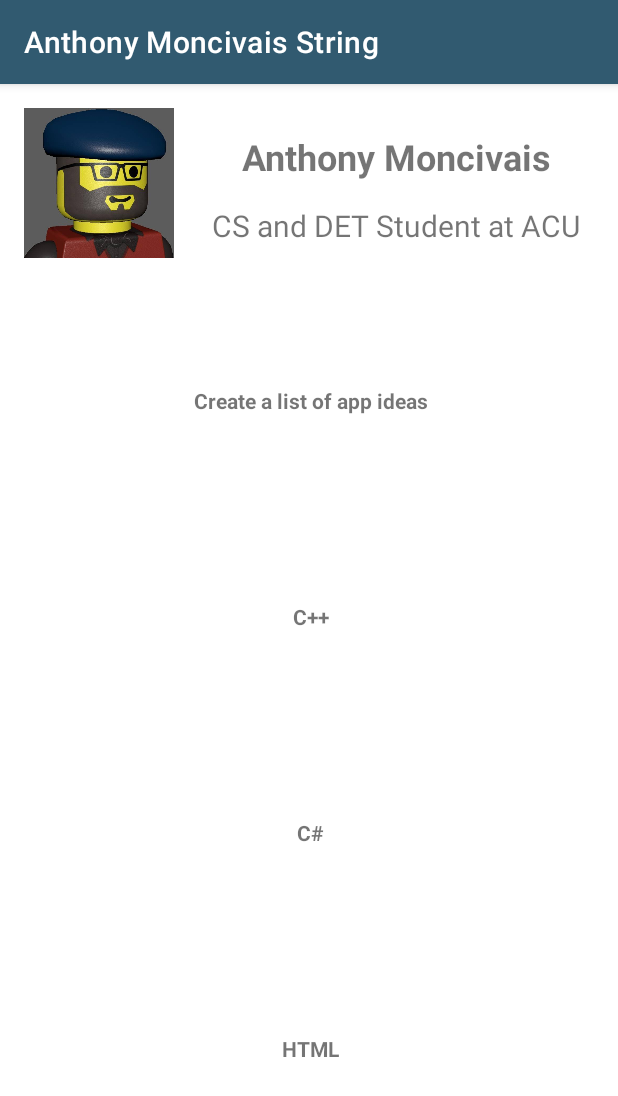
After one commit to richtanner/StudentList2022, an Android app: the AnthonyActivity screen opened directly, with no data from a screen before it, on a phone screen of 412 x 824 dp. The commit adds this screen. Shown: the top 1096 px of the screen. Run offline under Robolectric (Android 15) with nearby library versions, the phone set to English and light mode, and no system bars.

Commit message:
Implementing recycler view and navigation to my page

```diff
--- a/app/src/main/AndroidManifest.xml
+++ b/app/src/main/AndroidManifest.xml
@@ -24,6 +24,17 @@
         </activity>
 
         <activity
+            android:name=".AnthonyActivity"
+            android:exported ="false"
+            android:label="Anthony Moncivais String"
+            android:theme="@style/ProfTannerCustomTheme">
+            <meta-data
+                android:name="android.support.PARENT_ACTIVITY"
+                android:value=".MainActivity"/>
+        </activity>
+
+
+        <activity
             android:name=".SingleListItem"
             android:exported="false" />
         <activity
--- /dev/null
+++ b/app/src/main/java/com/example/studentlist2022/AnthonyActivity.java
@@ -0,0 +1,50 @@
+package com.example.studentlist2022;
+
+import android.content.Context;
+import android.os.Bundle;
+import android.view.LayoutInflater;
+import android.widget.ArrayAdapter;
+import android.widget.ListView;
+
+import androidx.appcompat.app.AppCompatActivity;
+import androidx.recyclerview.widget.LinearLayoutManager;
+import androidx.recyclerview.widget.RecyclerView;
+
+import java.util.ArrayList;
+import java.util.Arrays;
+
+public class AnthonyActivity extends AppCompatActivity {
+
+    ArrayList<String> appIdeaList = new ArrayList<>();
+
+    // Array of strings...
+    String[] langArray = {
+            "Create a list of app ideas",
+            "C++",
+            "C#",
+            "HTML",
+            "CSS",
+            "JavaScript",
+            "SQL",
+            "C++"
+    };
+
+
+    @Override
+    protected void onCreate(Bundle savedInstanceState) {
+        super.onCreate(savedInstanceState);
+        setContentView(R.layout.activity_anthony_moncivais);
+
+        RecyclerView recyclerView = findViewById(R.id.AGM_RecyclerView);
+        setUpList();
+
+        RecyclerViewAdapter adapter = new RecyclerViewAdapter(this, appIdeaList);
+        recyclerView.setAdapter(adapter);
+        recyclerView.setLayoutManager(new LinearLayoutManager(this));
+    }
+
+    private void setUpList()
+    {
+        appIdeaList.addAll(Arrays.asList(langArray));
+    }
+}
--- /dev/null
+++ b/app/src/main/java/com/example/studentlist2022/RecyclerViewAdapter.java
@@ -0,0 +1,52 @@
+package com.example.studentlist2022;
+
+import android.content.Context;
+import android.view.LayoutInflater;
+import android.view.View;
+import android.view.ViewGroup;
+import android.widget.TextView;
+
+import androidx.annotation.NonNull;
+import androidx.recyclerview.widget.RecyclerView;
+
+import java.util.ArrayList;
+
+public class RecyclerViewAdapter extends RecyclerView.Adapter<RecyclerViewAdapter.MyViewHolder> {
+
+    Context context;
+    ArrayList<String> arrayList;
+    public RecyclerViewAdapter(Context context, ArrayList<String> arrayList)
+    {
+        this.context = context;
+        this.arrayList = arrayList;
+    }
+    @NonNull
+    @Override
+    public RecyclerViewAdapter.MyViewHolder onCreateViewHolder(@NonNull ViewGroup parent, int viewType) {
+        LayoutInflater inflater = LayoutInflater.from(context);
+        View view = inflater.inflate(R.layout.recycler_view_row, parent, false);
+        return new RecyclerViewAdapter.MyViewHolder(view);
+    }
+
+    @Override
+    public void onBindViewHolder(@NonNull RecyclerViewAdapter.MyViewHolder holder, int position) {
+        //Assigns values to the views
+        holder.textViewTest.setText(arrayList.get(position));
+    }
+
+    @Override
+    public int getItemCount() {
+        //Passes to recycler view how many items in the list
+        return arrayList.size();
+    }
+
+    public static class MyViewHolder extends RecyclerView.ViewHolder
+    {
+        TextView textViewTest;
+        public MyViewHolder(@NonNull View itemView) {
+            super(itemView);
+
+            textViewTest = itemView.findViewById(R.id.textViewRecyclerView);
+        }
+    }
+}
--- /dev/null
+++ b/app/src/main/res/layout/activity_anthony_moncivais.xml
@@ -0,0 +1,57 @@
+<?xml version="1.0" encoding="utf-8"?>
+<androidx.constraintlayout.widget.ConstraintLayout xmlns:android="http://schemas.android.com/apk/res/android"
+    xmlns:app="http://schemas.android.com/apk/res-auto"
+    xmlns:tools="http://schemas.android.com/tools"
+    android:layout_width="match_parent"
+    android:layout_height="match_parent"
+    tools:context=".ProfTannerActivity">
+
+    <androidx.recyclerview.widget.RecyclerView
+        android:id="@+id/AGM_RecyclerView"
+        android:layout_width="423dp"
+        android:layout_height="573dp"
+        app:layout_constraintBottom_toBottomOf="parent"
+        app:layout_constraintEnd_toEndOf="parent"
+        app:layout_constraintStart_toStartOf="parent"
+        app:layout_constraintTop_toBottomOf="@+id/Reloadingtitle"
+        app:layout_constraintVertical_bias="1.0" />
+
+    <ImageView
+        android:id="@+id/imageView"
+        android:layout_width="100dp"
+        android:layout_height="100dp"
+        android:layout_marginStart="16dp"
+        android:layout_marginTop="16dp"
+        android:contentDescription="@string/rwt_name"
+        app:layout_constraintStart_toStartOf="parent"
+        app:layout_constraintTop_toTopOf="parent"
+        app:srcCompat="@drawable/legoprof" />
+
+    <TextView
+        android:id="@+id/ReloadingText"
+        android:layout_width="wrap_content"
+        android:layout_height="wrap_content"
+        android:layout_marginStart="16dp"
+        android:layout_marginTop="32dp"
+        android:layout_marginEnd="16dp"
+        android:text="@string/agm_name"
+        android:textAlignment="viewStart"
+        android:textSize="24sp"
+        android:textStyle="bold"
+        app:layout_constraintEnd_toEndOf="parent"
+        app:layout_constraintStart_toEndOf="@+id/imageView"
+        app:layout_constraintTop_toTopOf="parent" />
+
+    <TextView
+        android:id="@+id/Reloadingtitle"
+        android:layout_width="0dp"
+        android:layout_height="wrap_content"
+        android:layout_marginTop="16dp"
+        android:text="@string/agm_title"
+        android:textAlignment="center"
+        android:textSize="20sp"
+        app:layout_constraintEnd_toEndOf="parent"
+        app:layout_constraintStart_toEndOf="@+id/imageView"
+        app:layout_constraintTop_toBottomOf="@+id/ReloadingText" />
+
+</androidx.constraintlayout.widget.ConstraintLayout>
--- /dev/null
+++ b/app/src/main/res/layout/recycler_view_row.xml
@@ -0,0 +1,33 @@
+<?xml version="1.0" encoding="utf-8"?>
+<androidx.constraintlayout.widget.ConstraintLayout xmlns:android="http://schemas.android.com/apk/res/android"
+    xmlns:app="http://schemas.android.com/apk/res-auto"
+    xmlns:tools="http://schemas.android.com/tools"
+    android:layout_width="match_parent"
+    android:layout_height="wrap_content">
+
+    <androidx.cardview.widget.CardView
+        android:layout_width="0dp"
+        android:layout_height="144dp"
+        app:layout_constraintBottom_toBottomOf="parent"
+        app:layout_constraintEnd_toEndOf="parent"
+        app:layout_constraintStart_toStartOf="parent"
+        app:layout_constraintTop_toTopOf="parent">
+
+        <androidx.constraintlayout.widget.ConstraintLayout
+            android:layout_width="match_parent"
+            android:layout_height="32dp">
+
+            <TextView
+                android:id="@+id/textViewRecyclerView"
+                android:layout_width="wrap_content"
+                android:layout_height="wrap_content"
+                android:contentDescription="E"
+                android:textStyle="bold"
+                app:layout_constraintBottom_toBottomOf="parent"
+                app:layout_constraintEnd_toEndOf="parent"
+                app:layout_constraintStart_toStartOf="parent"
+                app:layout_constraintTop_toTopOf="parent"
+                app:layout_constraintVertical_bias="0.538" />
+        </androidx.constraintlayout.widget.ConstraintLayout>
+    </androidx.cardview.widget.CardView>
+</androidx.constraintlayout.widget.ConstraintLayout>
--- a/app/src/main/res/values/strings.xml
+++ b/app/src/main/res/values/strings.xml
@@ -4,4 +4,7 @@
     <string name="rwt_name">Rich Tanner</string>
     <string name="rwt_title">Clinical Professor of DET</string>
     <string name="rwt_title_bar">Prof Tanner String</string>
+    <string name="agm_name">Anthony Moncivais</string>
+    <string name="agm_title">CS and DET Student at ACU</string>
+
 </resources>
```
